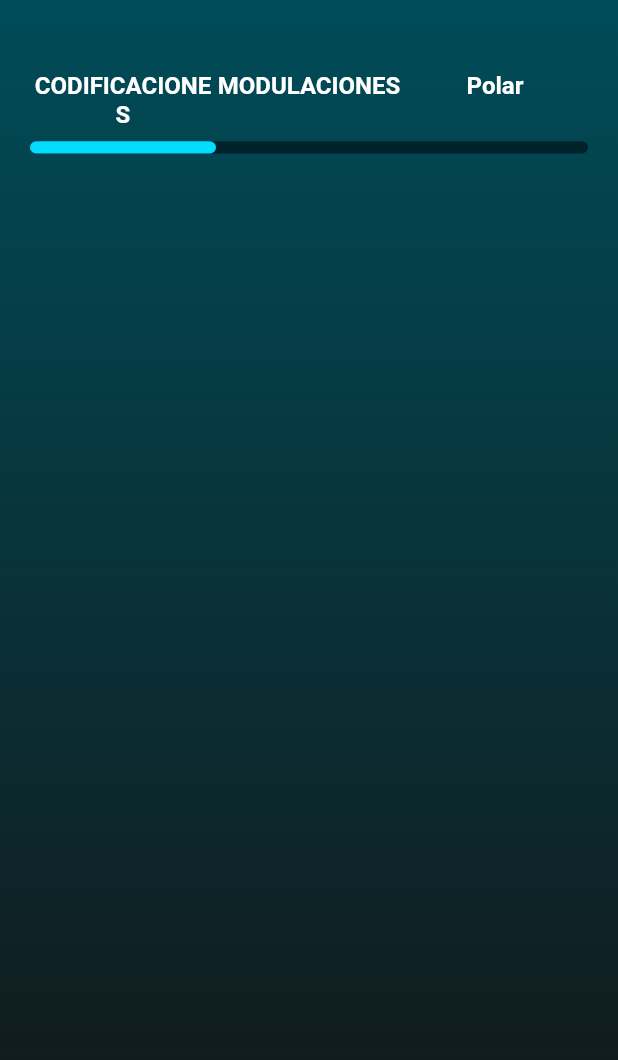
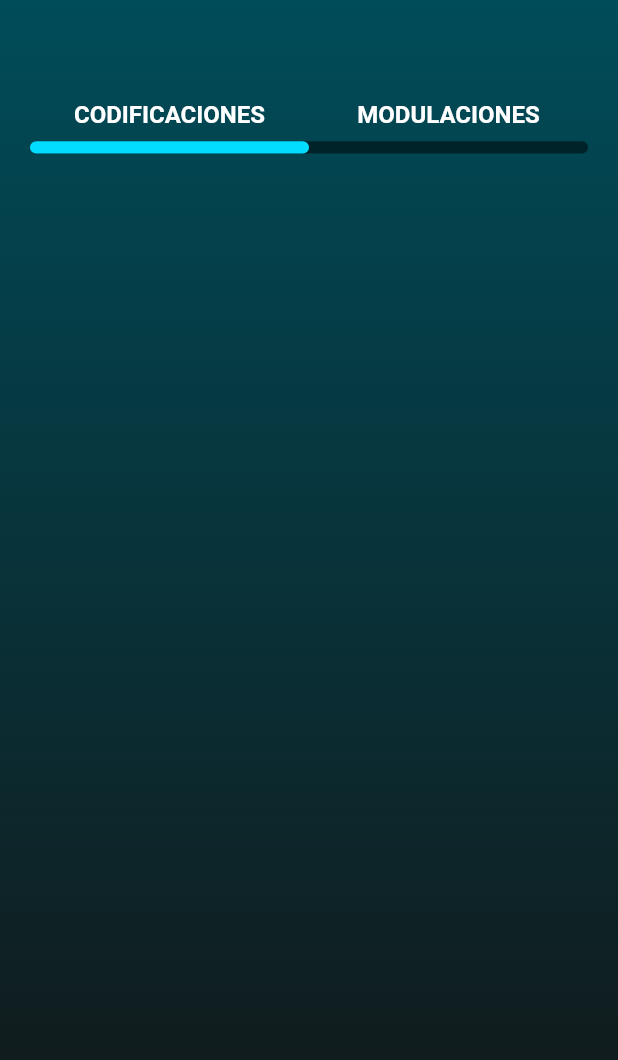
Before and after one commit to FranciscoRdz2001/animated_tab_bar_flutter, a Flutter app: the screen it shows after launch, on a phone screen of 412 x 824 dp. Shown: the top 1060 px of the screen. Run offline on Flutter 3.47's test engine with Material 2 defaults, Android fonts, the phone set to English and light mode, and no system bars.

Commit message:
code refactoring

```diff
--- a/lib/screens/home_page.dart
+++ b/lib/screens/home_page.dart
@@ -1,4 +1,5 @@
 import 'package:animated_tab_bar/models/tab_model.dart';
+import 'package:animated_tab_bar/widgets/custom_animated_tab_bar/animated_tab_bar.dart';
 import 'package:flutter/material.dart';
 
 class HomePage extends StatefulWidget {
@@ -9,7 +10,7 @@ class HomePage extends StatefulWidget {
 }
 
 class _HomePageState extends State<HomePage> {
-  final List<TabModel> tabs = [
+  final List<TabModel> _tabs = [
     TabModel(
       title: 'CODIFICACIONES',
       bgColor: const Color(0xff004c59),
@@ -20,24 +21,13 @@ class _HomePageState extends State<HomePage> {
       bgColor: const Color(0xff341295),
       tabColor: const Color(0xffbd00ff),
     ),
-    TabModel(
-      title: 'Polar',
-      bgColor: const Color.fromARGB(255, 140, 149, 18),
-      tabColor: const Color.fromARGB(255, 255, 251, 0),
-    ),
   ];
 
-  late List<GlobalKey> tabKeys = [];
-  late Size tabSize;
   late TabModel _selectedTab;
-  late int _selectedTabIndex;
 
   @override
   void initState() {
-    tabKeys = List.generate(tabs.length, (index) => GlobalKey());
-    _selectedTabIndex = 0;
-    tabSize = Size.zero;
-    _selectedTab = tabs[0];
+    _selectedTab = _tabs[0];
     super.initState();
   }
 
@@ -45,15 +35,9 @@ class _HomePageState extends State<HomePage> {
   Widget build(BuildContext context) {
     final double height = MediaQuery.of(context).size.height;
 
-    final double containerWidth = tabSize.width;
-    final double xPos = _selectedTabIndex * containerWidth;
-
     return Scaffold(
       body: AnimatedContainer(
         duration: const Duration(milliseconds: 350),
-        curve: Curves.ease,
-        height: height,
-        width: double.infinity,
         decoration: BoxDecoration(
           gradient: LinearGradient(
             begin: Alignment.topCenter,
@@ -71,69 +55,16 @@ class _HomePageState extends State<HomePage> {
           ),
           child: Column(
             children: [
-              SizedBox(
-                width: double.infinity,
+              AnimatedTabBar(
+                tabs: _tabs,
                 height: height * 0.1,
-                child: Column(
-                  mainAxisAlignment: MainAxisAlignment.end,
-                  children: [
-                    Row(
-                      crossAxisAlignment: CrossAxisAlignment.start,
-                      children: List.generate(
-                        tabs.length,
-                        (x) => Expanded(
-                          child: GestureDetector(
-                            onTap: () {
-                              _selectedTabIndex = x;
-                              _selectedTab = tabs[x];
-                              if (tabKeys[x].currentContext != null) {
-                                tabSize = tabKeys[x].currentContext!.size!;
-                              }
-                              setState(() {});
-                            },
-                            child: Text(
-                              tabs[x].title,
-                              textAlign: TextAlign.center,
-                              style: const TextStyle(
-                                fontSize: 16,
-                                color: Colors.white,
-                                fontWeight: FontWeight.w700,
-                              ),
-                            ),
-                          ),
-                        ),
-                      ),
-                    ),
-                    SizedBox(height: height * 0.01),
-                    Container(
-                      height: height * 0.01,
-                      width: double.infinity,
-                      decoration: BoxDecoration(
-                        color: const Color(0xff002329),
-                        borderRadius: BorderRadius.circular(5),
-                      ),
-                      child: Row(
-                        children: List.generate(
-                          tabs.length,
-                          (x) => Expanded(
-                            key: tabKeys[x],
-                            child: AnimatedContainer(
-                              duration: const Duration(milliseconds: 350),
-                              curve: Curves.ease,
-                              transform: Matrix4.identity()..translate(xPos),
-                              decoration: BoxDecoration(
-                                color: x == 0
-                                    ? _selectedTab.tabColor
-                                    : Colors.transparent,
-                                borderRadius: BorderRadius.circular(5),
-                              ),
-                            ),
-                          ),
-                        ),
-                      ),
-                    )
-                  ],
-                ),
+                sliderHeight: height * 0.01,
+                initialTabIndex: 0,
+                onNewTabIsSelected: (tab, index) {
+                  setState(() {
+                    _selectedTab = tab;
+                  });
+                },
               )
             ],
           ),
--- /dev/null
+++ b/lib/widgets/custom_animated_tab_bar/animated_tab_bar.dart
@@ -0,0 +1,80 @@
+import 'package:animated_tab_bar/models/tab_model.dart';
+import 'package:animated_tab_bar/widgets/custom_animated_tab_bar/widgets/tab_title.dart';
+import 'package:flutter/material.dart';
+
+import 'widgets/tab_bar_sliders_container.dart';
+
+class AnimatedTabBar extends StatefulWidget {
+  final Function(TabModel tab, int index) onNewTabIsSelected;
+  final List<TabModel> tabs;
+  final double height;
+  final double sliderHeight;
+  final int initialTabIndex;
+  const AnimatedTabBar({
+    super.key,
+    required this.tabs,
+    required this.height,
+    required this.sliderHeight,
+    required this.initialTabIndex,
+    required this.onNewTabIsSelected,
+  });
+
+  @override
+  State<AnimatedTabBar> createState() => _AnimatedTabBarState();
+}
+
+class _AnimatedTabBarState extends State<AnimatedTabBar> {
+  late List<GlobalKey> _tabKeys = [];
+  late Size _tabSize;
+  late TabModel _selectedTab;
+  late int _selectedTabIndex;
+
+  @override
+  void initState() {
+    _tabKeys = List.generate(widget.tabs.length, (x) => GlobalKey());
+    _selectedTabIndex = widget.initialTabIndex;
+    _tabSize = Size.zero;
+    _selectedTab = widget.tabs[widget.initialTabIndex];
+    super.initState();
+  }
+
+  @override
+  Widget build(BuildContext context) {
+    final double xPos = _selectedTabIndex * _tabSize.width;
+    return SizedBox(
+      height: widget.height,
+      child: Column(
+        mainAxisAlignment: MainAxisAlignment.end,
+        children: [
+          Row(
+            crossAxisAlignment: CrossAxisAlignment.start,
+            children: List.generate(
+              widget.tabs.length,
+              (x) => TabTitle(
+                title: widget.tabs[x].title,
+                onTapCallback: () {
+                  if (_tabKeys[x].currentContext != null) {
+                    _tabSize = _tabKeys[x].currentContext!.size!;
+                  }
+                  setState(() {
+                    _selectedTabIndex = x;
+                    _selectedTab = widget.tabs[x];
+                    widget.onNewTabIsSelected(_selectedTab, x);
+                  });
+                },
+              ),
+            ),
+          ),
+          SizedBox(height: widget.height * 0.1),
+          TabBarSlidersContainer(
+            height: widget.sliderHeight,
+            tabs: widget.tabs,
+            keys: _tabKeys,
+            selectedColor: _selectedTab.tabColor,
+            selectedTabXPos: xPos,
+          )
+        ],
+      ),
+    );
+  }
+}
--- /dev/null
+++ b/lib/widgets/custom_animated_tab_bar/widgets/tab_bar_sliders_container.dart
@@ -0,0 +1,41 @@
+import 'package:animated_tab_bar/models/tab_model.dart';
+import 'widgets.dart';
+import 'package:flutter/material.dart';
+
+class TabBarSlidersContainer extends StatelessWidget {
+  final List<TabModel> tabs;
+  final List<GlobalKey> keys;
+  final Color selectedColor;
+  final double height;
+  final double selectedTabXPos;
+  const TabBarSlidersContainer({
+    super.key,
+    required this.height,
+    required this.tabs,
+    required this.keys,
+    required this.selectedColor,
+    required this.selectedTabXPos,
+  });
+
+  @override
+  Widget build(BuildContext context) {
+    return Container(
+      height: height,
+      decoration: BoxDecoration(
+        color: const Color(0xff002329),
+        borderRadius: BorderRadius.circular(5),
+      ),
+      child: Row(
+        children: List.generate(
+          tabs.length,
+          (x) => TabSlider(
+            tabKey: keys[x],
+            transform: Matrix4.identity()..translate(selectedTabXPos),
+            duration: 350,
+            color: x == 0 ? selectedColor : Colors.transparent,
+          ),
+        ),
+      ),
+    );
+  }
+}
--- /dev/null
+++ b/lib/widgets/custom_animated_tab_bar/widgets/tab_slider.dart
@@ -0,0 +1,31 @@
+import 'package:flutter/material.dart';
+
+class TabSlider extends StatelessWidget {
+  final Color color;
+  final GlobalKey tabKey;
+  final Matrix4 transform;
+  final int duration;
+  const TabSlider({
+    super.key,
+    required this.color,
+    required this.tabKey,
+    required this.transform,
+    required this.duration,
+  });
+
+  @override
+  Widget build(BuildContext context) {
+    return Expanded(
+      key: tabKey,
+      child: AnimatedContainer(
+        duration: Duration(milliseconds: duration),
+        curve: Curves.ease,
+        transform: transform,
+        decoration: BoxDecoration(
+          color: color,
+          borderRadius: BorderRadius.circular(5),
+        ),
+      ),
+    );
+  }
+}
--- /dev/null
+++ b/lib/widgets/custom_animated_tab_bar/widgets/tab_title.dart
@@ -0,0 +1,25 @@
+import 'package:flutter/material.dart';
+
+class TabTitle extends StatelessWidget {
+  final VoidCallback onTapCallback;
+  final String title;
+  const TabTitle({super.key, required this.title, required this.onTapCallback});
+
+  @override
+  Widget build(BuildContext context) {
+    return Expanded(
+      child: GestureDetector(
+        onTap: onTapCallback,
+        child: Text(
+          title,
+          textAlign: TextAlign.center,
+          style: const TextStyle(
+            fontSize: 16,
+            color: Colors.white,
+            fontWeight: FontWeight.w700,
+          ),
+        ),
+      ),
+    );
+  }
+}
--- /dev/null
+++ b/lib/widgets/custom_animated_tab_bar/widgets/widgets.dart
@@ -0,0 +1,3 @@
+export 'tab_bar_sliders_container.dart';
+export 'tab_slider.dart';
+export 'tab_title.dart';
```
